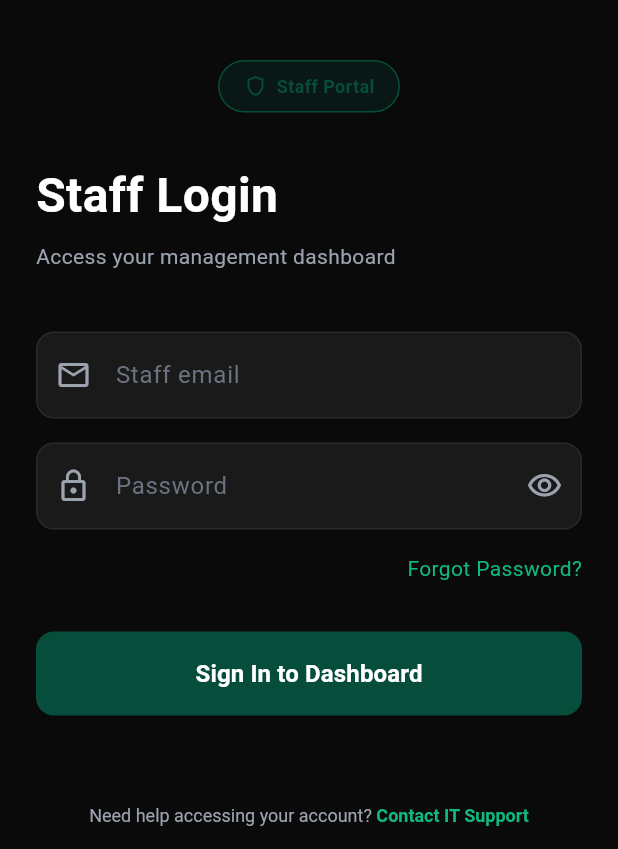
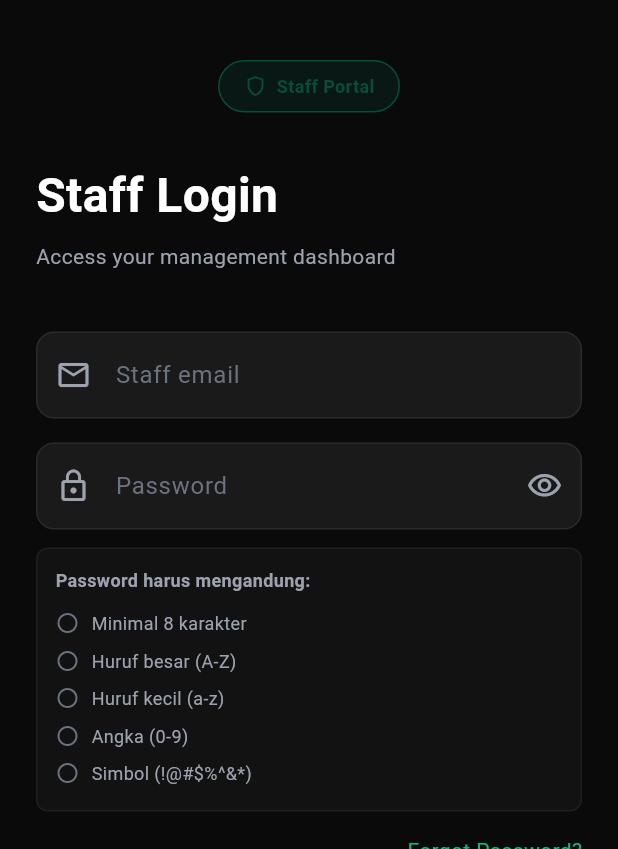
Before and after one commit to Xyroine/MobileProgrammingKelompok1, a Flutter app: the screen it shows after launch, after a tap on "Staff", on a phone screen of 412 x 824 dp, the part 387-1236 px from its top. Run offline on Flutter 3.47's test engine with Material 3 defaults, Android fonts, the phone set to English and light mode, and no system bars.

Commit message:
Valid Email n Password

```diff
--- a/lib/screens/staff/staff_login_screen.dart
+++ b/lib/screens/staff/staff_login_screen.dart
@@ -13,30 +13,50 @@ class StaffLoginScreen extends StatefulWidget {
 class _StaffLoginScreenState extends State<StaffLoginScreen> {
   bool _obscurePassword = true;
 
-  // ✅ TAMBAHAN BARU: Controller untuk ambil value
   final TextEditingController _emailController = TextEditingController();
   final TextEditingController _passwordController = TextEditingController();
-
-  // ✅ TAMBAHAN BARU: Key untuk validasi form
   final _formKey = GlobalKey<FormState>();
 
-  // ✅ TAMBAHAN BARU: Fungsi validasi email Gmail
+  // ✅ TAMBAHAN BARU: Variable untuk cek password strength
+  bool _hasMinLength = false;
+  bool _hasUppercase = false;
+  bool _hasLowercase = false;
+  bool _hasDigit = false;
+  bool _hasSpecialChar = false;
+
+  @override
+  void initState() {
+    super.initState();
+    // ✅ Listen perubahan password
+    _passwordController.addListener(_checkPasswordStrength);
+  }
+
+  // ✅ TAMBAHAN BARU: Fungsi cek password strength real-time
+  void _checkPasswordStrength() {
+    final password = _passwordController.text;
+    setState(() {
+      _hasMinLength = password.length >= 8;
+      _hasUppercase = RegExp(r'[A-Z]').hasMatch(password);
+      _hasLowercase = RegExp(r'[a-z]').hasMatch(password);
+      _hasDigit = RegExp(r'[0-9]').hasMatch(password);
+      _hasSpecialChar = RegExp(r'[!@#$%^&*(),.?":{}|<>]').hasMatch(password);
+    });
+  }
+
   String? _validateGmailEmail(String? value) {
     if (value == null || value.isEmpty) {
       return 'Email tidak boleh kosong';
     }
 
-    // Regex untuk validasi format @gmail.com
     final gmailRegex = RegExp(r'^[a-zA-Z0-9._%+-]+@gmail\.com$');
 
     if (!gmailRegex.hasMatch(value)) {
       return 'Email harus berformat @gmail.com';
     }
 
-    return null; // Valid
+    return null;
   }
 
-  // ✅ TAMBAHAN BARU: Fungsi validasi password kuat
   String? _validateStrongPassword(String? value) {
     if (value == null || value.isEmpty) {
       return 'Password tidak boleh kosong';
@@ -46,27 +66,50 @@ class _StaffLoginScreenState extends State<StaffLoginScreen> {
       return 'Password minimal 8 karakter';
     }
 
-    // Cek huruf besar
     if (!RegExp(r'[A-Z]').hasMatch(value)) {
       return 'Password harus ada huruf besar (A-Z)';
     }
 
-    // Cek huruf kecil
     if (!RegExp(r'[a-z]').hasMatch(value)) {
       return 'Password harus ada huruf kecil (a-z)';
     }
 
-    // Cek angka
     if (!RegExp(r'[0-9]').hasMatch(value)) {
       return 'Password harus ada angka (0-9)';
     }
 
-    // Cek simbol/tanda
     if (!RegExp(r'[!@#$%^&*(),.?":{}|<>]').hasMatch(value)) {
-      return 'Password harus ada simbol (!@#$%^&*...)';
+      return 'Password harus ada simbol seperti !@#\$%^&*';
     }
 
-    return null; // Valid
+    return null;
+  }
+
+  // ✅ TAMBAHAN BARU: Widget untuk requirement item
+  Widget _buildRequirement(String text, bool isMet) {
+    return Padding(
+      padding: const EdgeInsets.symmetric(vertical: 4),
+      child: Row(
+        children: [
+          Icon(
+            isMet ? Icons.check_circle : Icons.circle_outlined,
+            size: 16,
+            color: isMet ? AppTheme.emeraldGreen : AppTheme.textDarkGray,
+          ),
+          const SizedBox(width: 8),
+          Expanded(
+            child: Text(
+              text,
+              style: TextStyle(
+                fontSize: 12,
+                color: isMet ? AppTheme.emeraldGreen : AppTheme.textGray,
+                fontWeight: isMet ? FontWeight.w600 : FontWeight.normal,
+              ),
+            ),
+          ),
+        ],
+      ),
+    );
   }
 
   Widget _buildTextField({
@@ -74,8 +117,8 @@ class _StaffLoginScreenState extends State<StaffLoginScreen> {
     required IconData icon,
     bool obscureText = false,
     Widget? suffixIcon,
-    TextEditingController? controller, // ✅ TAMBAHAN BARU
-    String? Function(String?)? validator, // ✅ TAMBAHAN BARU
+    TextEditingController? controller,
+    String? Function(String?)? validator,
   }) {
     return Container(
       decoration: BoxDecoration(
@@ -83,31 +126,29 @@ class _StaffLoginScreenState extends State<StaffLoginScreen> {
         borderRadius: BorderRadius.circular(12),
         border: Border.all(color: AppTheme.borderColor),
       ),
-      child: TextFormField( // ✅ UBAH: TextField → TextFormField
-        controller: controller, // ✅ TAMBAHAN BARU
-        validator: validator, // ✅ TAMBAHAN BARU
+      child: TextFormField(
+        controller: controller,
+        validator: validator,
         obscureText: obscureText,
         style: const TextStyle(color: Colors.white),
         keyboardType: hint.contains('email')
             ? TextInputType.emailAddress
-            : TextInputType.text, // ✅ TAMBAHAN BARU
+            : TextInputType.text,
         decoration: InputDecoration(
           hintText: hint,
           hintStyle: const TextStyle(color: AppTheme.textDarkGray),
           prefixIcon: Icon(icon, color: AppTheme.textGray),
           suffixIcon: suffixIcon,
           border: InputBorder.none,
-          errorStyle: const TextStyle(color: Colors.redAccent), // ✅ TAMBAHAN BARU
+          errorStyle: const TextStyle(color: Colors.redAccent),
           contentPadding: const EdgeInsets.symmetric(horizontal: 16, vertical: 16),
         ),
       ),
     );
   }
 
-  // ✅ TAMBAHAN BARU: Fungsi handle login dengan validasi
   void _handleLogin() {
     if (_formKey.currentState!.validate()) {
-      // Semua valid, lanjut ke dashboard
       Navigator.pushReplacement(
         context,
         MaterialPageRoute(
@@ -115,7 +156,6 @@ class _StaffLoginScreenState extends State<StaffLoginScreen> {
         ),
       );
     } else {
-      // Ada error, tampilkan notifikasi
       ScaffoldMessenger.of(context).showSnackBar(
         const SnackBar(
           content: Text('Silakan perbaiki data yang salah'),
@@ -126,9 +166,9 @@ class _StaffLoginScreenState extends State<StaffLoginScreen> {
     }
   }
 
-  // ✅ TAMBAHAN BARU: Dispose controller
   @override
   void dispose() {
+    _passwordController.removeListener(_checkPasswordStrength); // ✅ TAMBAHAN
     _emailController.dispose();
     _passwordController.dispose();
     super.dispose();
@@ -140,8 +180,8 @@ class _StaffLoginScreenState extends State<StaffLoginScreen> {
       body: SafeArea(
         child: SingleChildScrollView(
           padding: const EdgeInsets.all(24.0),
-          child: Form( // ✅ TAMBAHAN BARU: Wrap dengan Form
-            key: _formKey, // ✅ TAMBAHAN BARU
+          child: Form(
+            key: _formKey,
             child: Column(
               crossAxisAlignment: CrossAxisAlignment.start,
               children: [
@@ -157,7 +197,6 @@ class _StaffLoginScreenState extends State<StaffLoginScreen> {
                   child: HotelLogo(size: HotelLogoSize.medium, showTagline: false),
                 ),
                 const SizedBox(height: 40),
-                // Staff Portal Badge
                 Center(
                   child: Container(
                     padding: const EdgeInsets.symmetric(horizontal: 16, vertical: 8),
@@ -201,22 +240,51 @@ class _StaffLoginScreenState extends State<StaffLoginScreen> {
                 _buildTextField(
                   hint: 'Staff email',
                   icon: Icons.email_outlined,
-                  controller: _emailController, // ✅ TAMBAHAN BARU
-                  validator: _validateGmailEmail, // ✅ TAMBAHAN BARU
+                  controller: _emailController,
+                  validator: _validateGmailEmail,
                 ),
                 const SizedBox(height: 16),
                 _buildTextField(
                   hint: 'Password',
                   icon: Icons.lock_outline,
                   obscureText: _obscurePassword,
-                  controller: _passwordController, // ✅ TAMBAHAN BARU
-                  validator: _validateStrongPassword, // ✅ TAMBAHAN BARU
+                  controller: _passwordController,
+                  validator: _validateStrongPassword,
                   suffixIcon: IconButton(
                     onPressed: () => setState(() => _obscurePassword = !_obscurePassword),
                     icon: Icon(
                       _obscurePassword ? Icons.visibility_outlined : Icons.visibility_off_outlined,
                       color: AppTheme.textGray,
                     ),
+                  ),
+                ),
+                // ✅ TAMBAHAN BARU: Password Requirements Indicator
+                const SizedBox(height: 12),
+                Container(
+                  padding: const EdgeInsets.all(12),
+                  decoration: BoxDecoration(
+                    color: AppTheme.cardBackground.withOpacity(0.5),
+                    borderRadius: BorderRadius.circular(8),
+                    border: Border.all(color: AppTheme.borderColor.withOpacity(0.5)),
+                  ),
+                  child: Column(
+                    crossAxisAlignment: CrossAxisAlignment.start,
+                    children: [
+                      const Text(
+                        'Password harus mengandung:',
+                        style: TextStyle(
+                          fontSize: 12,
+                          color: AppTheme.textGray,
+                          fontWeight: FontWeight.w600,
+                        ),
+                      ),
+                      const SizedBox(height: 8),
+                      _buildRequirement('Minimal 8 karakter', _hasMinLength),
+                      _buildRequirement('Huruf besar (A-Z)', _hasUppercase),
+                      _buildRequirement('Huruf kecil (a-z)', _hasLowercase),
+                      _buildRequirement('Angka (0-9)', _hasDigit),
+                      _buildRequirement('Simbol (!@#\$%^&*)', _hasSpecialChar),
+                    ],
                   ),
                 ),
                 const SizedBox(height: 16),
@@ -232,7 +300,7 @@ class _StaffLoginScreenState extends State<StaffLoginScreen> {
                   width: double.infinity,
                   height: 56,
                   child: ElevatedButton(
-                    onPressed: _handleLogin, // ✅ UBAH: Ganti jadi fungsi validasi
+                    onPressed: _handleLogin,
                     style: ElevatedButton.styleFrom(
                       backgroundColor: AppTheme.emeraldGreen,
                       foregroundColor: Colors.white,
```
